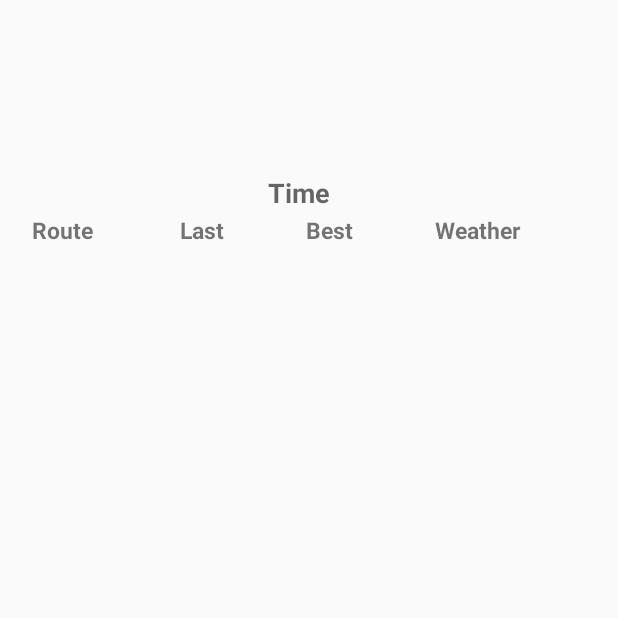
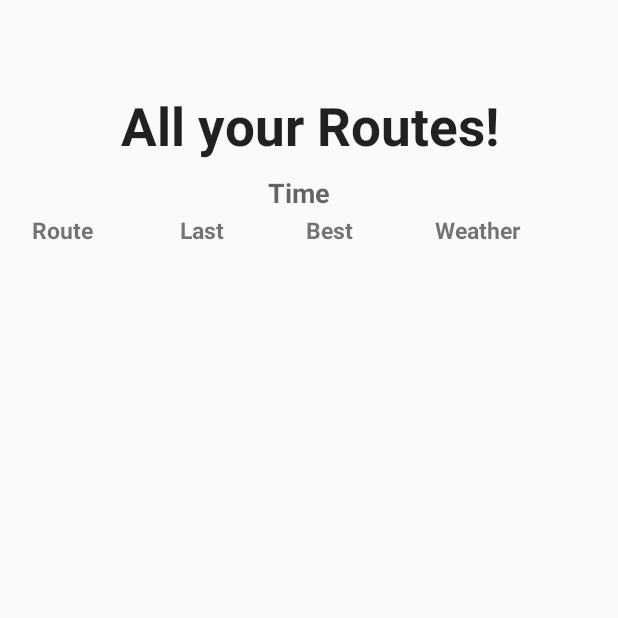
Before and after one commit to Sermodi/SportRoutes, an Android app: the ListaDeRutasActivity screen opened directly, with no data from a screen before it, on a phone screen of 412 x 824 dp, the top half of it. Run offline under Robolectric (Android 15) with nearby library versions, the phone set to English and light mode, and no system bars.

```diff
--- a/app/src/main/res/layout/activity_lista_de_rutas.xml
+++ b/app/src/main/res/layout/activity_lista_de_rutas.xml
@@ -7,6 +7,19 @@
     android:paddingBottom="@dimen/activity_vertical_margin"
     tools:context="com.asimov.sportroutes.ListaDeRutasActivity">
 
+    <TextView
+        android:layout_width="wrap_content"
+        android:layout_height="wrap_content"
+        android:textAppearance="?android:attr/textAppearanceLarge"
+        android:text="@string/todasTusRutas"
+        android:id="@+id/textView"
+        android:layout_alignParentTop="true"
+        android:layout_marginTop="44dp"
+        android:layout_alignEnd="@+id/scrollView"
+        android:layout_alignParentStart="true"
+        android:textAlignment="center"
+        android:textSize="35sp" />
+
     <ScrollView
         android:layout_width="wrap_content"
         android:layout_height="wrap_content"
@@ -14,7 +27,8 @@
         android:layout_alignParentTop="true"
         android:layout_alignParentStart="true"
         android:layout_marginTop="100dp"
-        android:layout_alignParentBottom="true">
+        android:layout_alignParentBottom="true"
+        android:layout_alignParentEnd="true">
 
         <TableLayout
             android:layout_width="match_parent"
--- a/app/src/main/res/values/strings.xml
+++ b/app/src/main/res/values/strings.xml
@@ -23,8 +23,8 @@
     <string name="tuTiempoes">Route completed in %s</string>
     <string name="logotipoUVa">University of Valladolid Logo</string>
     <string name="icono">App Icon</string>
-    <string name="acerca_de" >Save, reuse and share your hiking, running and cycling routes.</string>
-    <string name="Autores" ><b>Author:</b>\n\tDiego Alonso Gonzalez\n\tSergio Modino Catalán\n\tAntonio Pesquera Rodriguez\n\tFrancisco Javier Reoyo Carrón\n\n In collaboration with Felix Prieto, professor of the School of Engineering at the University of Valladolid. </string>
+    <string name="acerca_de">Save, reuse and share your hiking, running and cycling routes.</string>
+    <string name="Autores"><b>Author:</b>\n\tDiego Alonso Gonzalez\n\tSergio Modino Catalán\n\tAntonio Pesquera Rodriguez\n\tFrancisco Javier Reoyo Carrón\n\n In collaboration with Felix Prieto, professor of the School of Engineering at the University of Valladolid. </string>
     <plurals name="horas">
         <item quantity="one">%d hour</item>
         <item quantity="other">%d hours</item>
@@ -62,7 +62,7 @@ You can save the route by pressing Yes to Save pop up and be sure to enjoy your
     <string name="preferenciaAvisoSalidaTitulo">Alert route abandon</string>
     <string name="preferenciaAvisoSalidaContenido">Notify the user when abandon the selected route</string>
     <string name="mensajeBienvenida">Welcome to SportRoutes!\nYour favorite route tracker</string>
-    <string name="alertaRutaNull" >You can not save a route with less than two points.</string>
+    <string name="alertaRutaNull">You can not save a route with less than two points.</string>
     <string name="howTo">How to..?</string>
     <string name="preferenciaTiempoContenidoAmpliado">Allow the app to show a weather prediction. This setting will help the user to be conscious of the weather at the time he want to start the route</string>
     <string name="preferenciaAvisoSalidaContenidoAmpliado">Allow the app to alert the user by some methods to be defined soon. It works by beeping or vibration (should be defined soon) when the user gets out of the selected route.</string>
@@ -73,4 +73,5 @@ You can save the route by pressing Yes to Save pop up and be sure to enjoy your
     <string name="mejorTiempo"><b>Best</b></string>
     <string name="tiempo"><b>Time</b></string>
     <string name="clima"><b>Weather</b></string>
+    <string name="todasTusRutas"><b>All your Routes!</b></string>
 </resources>
```
Also changed, not shown: app/src/main/AndroidManifest.xml (+7 -9 lines), app/src/main/java/com/asimov/sportroutes/ListaDeRutasActivity.java (+16 -3 lines), app/src/main/java/com/asimov/sportroutes/VerRutaActivity.java (added, +19 -0 lines), app/src/main/res/layout/activity_ver_ruta.xml (added, +12 -0 lines), 2 other files.
